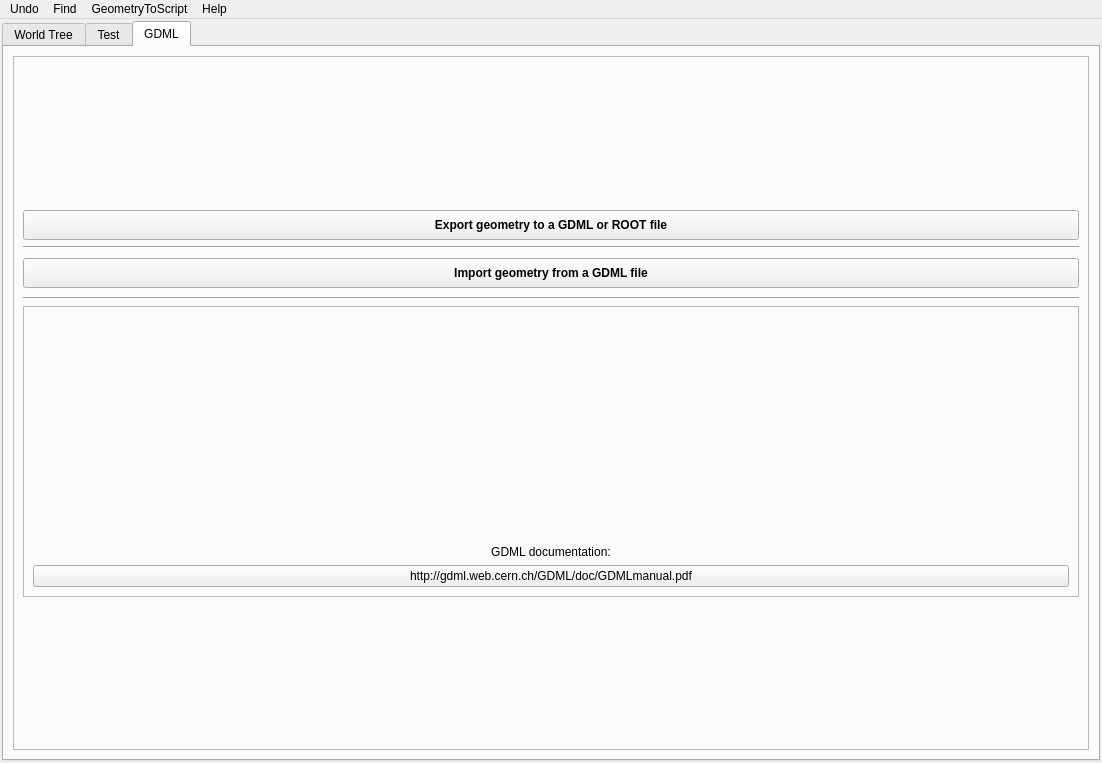
Old version of the form ants3bundle/src/ants3/gui/geom/ageotreewin.ui in the repository andrmor/ANTS3bundle.
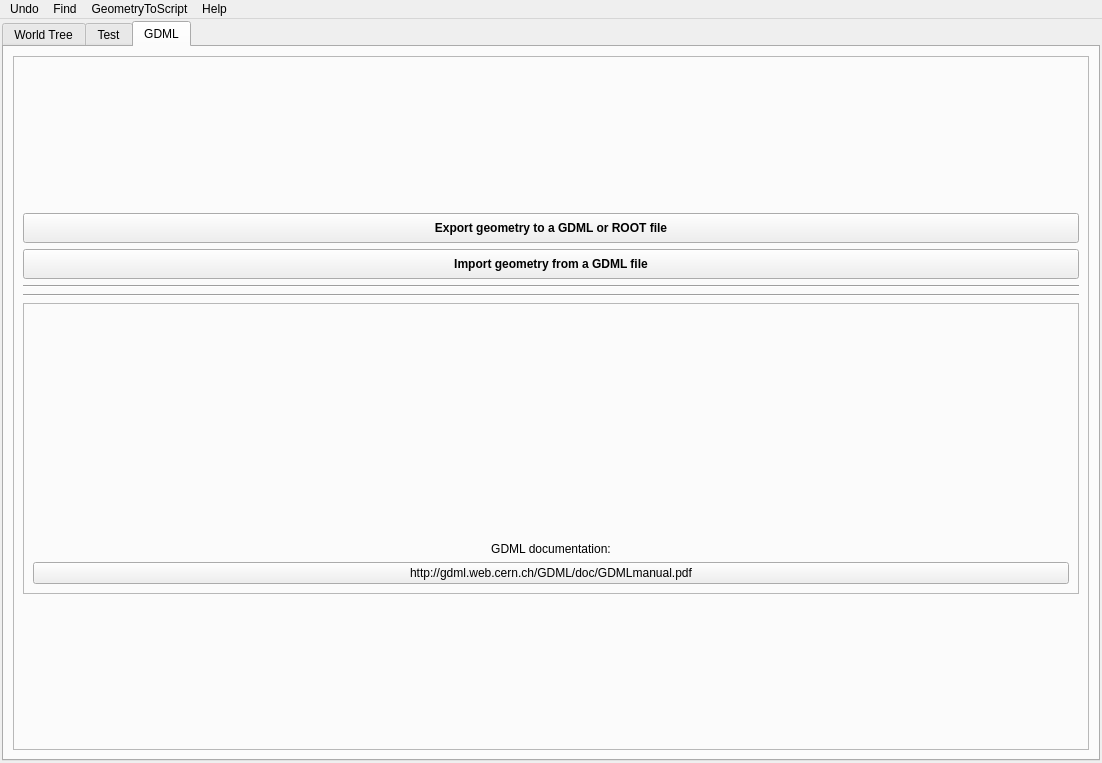
New version of the form. The open tabs and pages were chosen to show the change.

Patch:
```diff
--- a/ants3bundle/src/ants3/gui/geom/ageotreewin.ui
+++ b/ants3bundle/src/ants3/gui/geom/ageotreewin.ui
@@ -639,21 +639,6 @@
             </widget>
            </item>
            <item>
-            <widget class="Line" name="line_3">
-             <property name="orientation">
-              <enum>Qt::Horizontal</enum>
-             </property>
-            </widget>
-           </item>
-           <item>
-            <layout class="QHBoxLayout" name="horizontalLayout_13">
-             <property name="topMargin">
-              <number>3</number>
-             </property>
-             <property name="bottomMargin">
-              <number>3</number>
-             </property>
-             <item>
               <widget class="QPushButton" name="pmParseInGeometryFromGDML">
                <property name="minimumSize">
                 <size>
@@ -674,7 +659,12 @@
                </property>
               </widget>
              </item>
-            </layout>
+           <item>
+            <widget class="Line" name="line_3">
+             <property name="orientation">
+              <enum>Qt::Horizontal</enum>
+             </property>
+            </widget>
            </item>
            <item>
             <widget class="Line" name="line">
```
Lines whose indentation alone changed are shown as unchanged.
